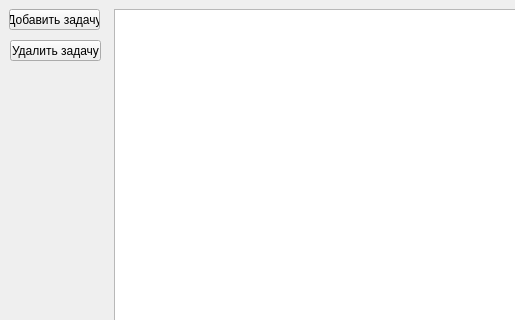
Above: mainwindow.ui from ushakovgleb/task-manager-qt before the change; both pictures show x 0 to 515 and y 0 to 320 of the 903 by 660 pixel window. Below: the same form after it.
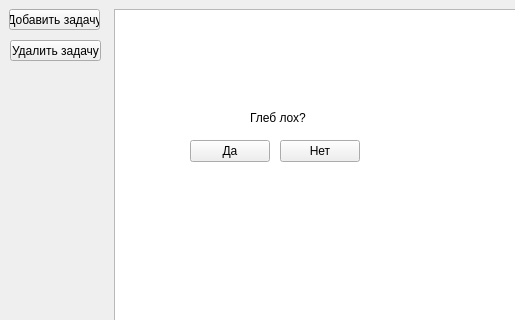
That is the form after the change.

Commit message: тестовый

Diff of the .ui file:
```diff
--- a/mainwindow.ui
+++ b/mainwindow.ui
@@ -50,6 +50,45 @@
      <string>Удалить задачу</string>
     </property>
    </widget>
+   <widget class="QPushButton" name="pushButton_3">
+    <property name="geometry">
+     <rect>
+      <x>190</x>
+      <y>140</y>
+      <width>80</width>
+      <height>22</height>
+     </rect>
+    </property>
+    <property name="text">
+     <string>Да</string>
+    </property>
+   </widget>
+   <widget class="QPushButton" name="pushButton_4">
+    <property name="geometry">
+     <rect>
+      <x>280</x>
+      <y>140</y>
+      <width>80</width>
+      <height>22</height>
+     </rect>
+    </property>
+    <property name="text">
+     <string>Нет</string>
+    </property>
+   </widget>
+   <widget class="QLabel" name="label">
+    <property name="geometry">
+     <rect>
+      <x>250</x>
+      <y>110</y>
+      <width>81</width>
+      <height>16</height>
+     </rect>
+    </property>
+    <property name="text">
+     <string>Глеб лох?</string>
+    </property>
+   </widget>
   </widget>
   <widget class="QMenuBar" name="menubar">
    <property name="geometry">
```
Left out of the diff: 2 changed lines with no effect on the pictures.
